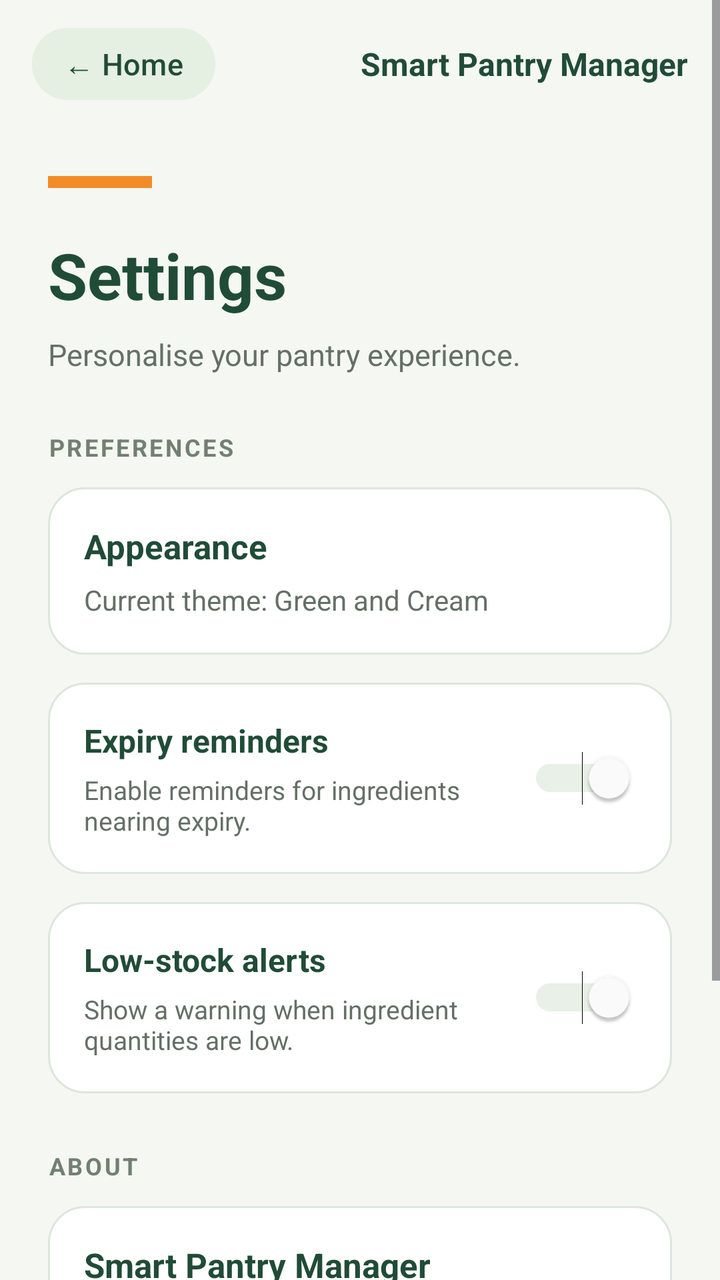
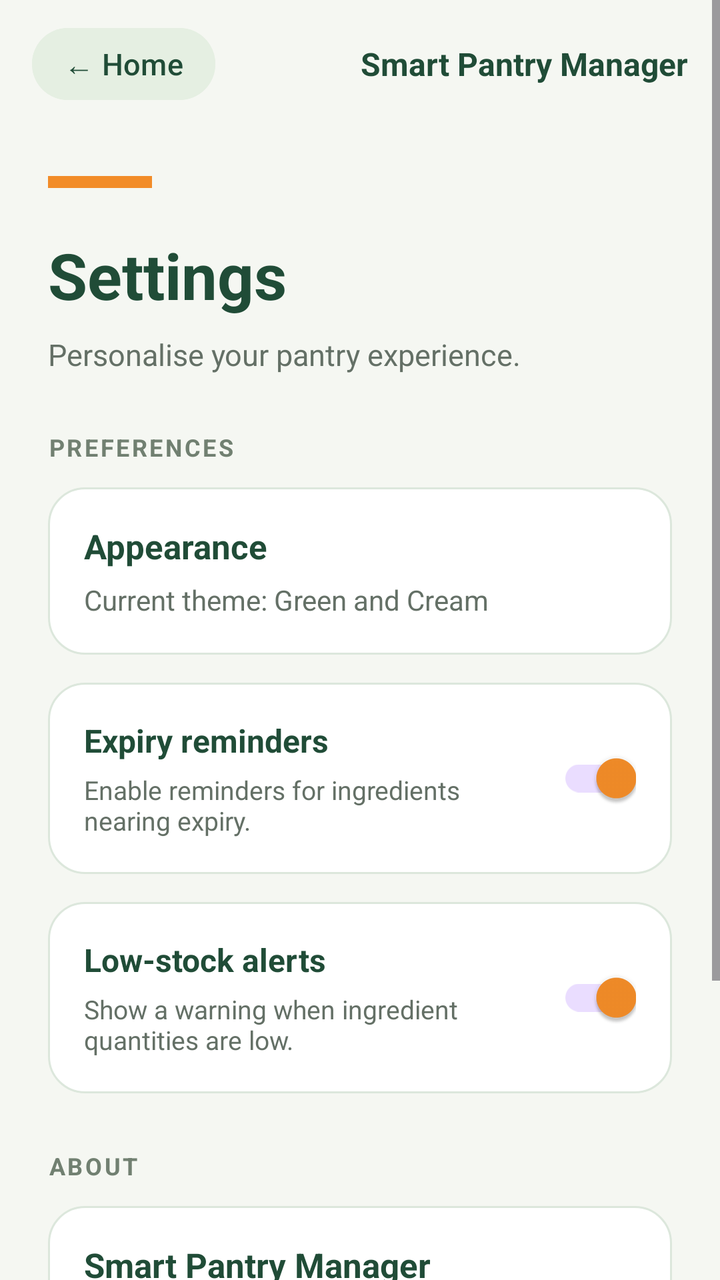

An Android layout rendered at two revisions. The XML below is the earlier revision; the diff shows what the commit changed to produce the second picture.
<!-- AndroidManifest.xml: application theme Theme.SmartPantryManager -->
<!-- res/layout/activity_settings.xml -->
<?xml version="1.0" encoding="utf-8"?>
<ScrollView xmlns:android="http://schemas.android.com/apk/res/android"
    android:layout_width="match_parent"
    android:layout_height="match_parent"
    android:background="#F5F7F2"
    android:fillViewport="true">

    <LinearLayout
        android:layout_width="match_parent"
        android:layout_height="wrap_content"
        android:orientation="vertical">

        
        <include layout="@layout/header_back_home" />

        <LinearLayout
            android:layout_width="match_parent"
            android:layout_height="wrap_content"
            android:orientation="vertical"
            android:padding="24dp">

            <View
                android:layout_width="52dp"
                android:layout_height="6dp"
                android:layout_marginBottom="22dp"
                android:background="#F28C28" />

            <TextView
                android:layout_width="match_parent"
                android:layout_height="wrap_content"
                android:text="Settings"
                android:textColor="#204C37"
                android:textSize="32sp"
                android:textStyle="bold" />

            <TextView
                android:layout_width="match_parent"
                android:layout_height="wrap_content"
                android:layout_marginTop="8dp"
                android:layout_marginBottom="28dp"
                android:text="Personalise your pantry experience."
                android:textColor="#647066"
                android:textSize="15sp" />

            
            <TextView
                android:layout_width="match_parent"
                android:layout_height="wrap_content"
                android:layout_marginBottom="12dp"
                android:text="PREFERENCES"
                android:textColor="#718071"
                android:textSize="12sp"
                android:textStyle="bold"
                android:letterSpacing="0.1" />

            
            <LinearLayout
                android:layout_width="match_parent"
                android:layout_height="wrap_content"
                android:orientation="vertical"
                android:padding="18dp"
                android:background="@drawable/dashboard_card_background">

                <TextView
                    android:layout_width="match_parent"
                    android:layout_height="wrap_content"
                    android:text="Appearance"
                    android:textColor="#204C37"
                    android:textSize="17sp"
                    android:textStyle="bold" />

                <TextView
                    android:layout_width="match_parent"
                    android:layout_height="wrap_content"
                    android:layout_marginTop="6dp"
                    android:text="Current theme: Green and Cream"
                    android:textColor="#647066"
                    android:textSize="14sp" />

            </LinearLayout>

            
            <LinearLayout
                android:layout_width="match_parent"
                android:layout_height="wrap_content"
                android:layout_marginTop="14dp"
                android:orientation="horizontal"
                android:gravity="center_vertical"
                android:padding="18dp"
                android:background="@drawable/dashboard_card_background">

                <LinearLayout
                    android:layout_width="0dp"
                    android:layout_height="wrap_content"
                    android:layout_weight="1"
                    android:orientation="vertical">

                    <TextView
                        android:layout_width="match_parent"
                        android:layout_height="wrap_content"
                        android:text="Expiry reminders"
                        android:textColor="#204C37"
                        android:textSize="16sp"
                        android:textStyle="bold" />

                    <TextView
                        android:layout_width="match_parent"
                        android:layout_height="wrap_content"
                        android:layout_marginTop="5dp"
                        android:text="Enable reminders for ingredients nearing expiry."
                        android:textColor="#647066"
                        android:textSize="13sp" />

                </LinearLayout>

                <Switch
                    android:id="@+id/switchExpiryReminders"
                    android:layout_width="wrap_content"
                    android:layout_height="wrap_content"
                    android:checked="true"
                    android:contentDescription="Enable expiry reminders"
                    android:showText="false"
                    android:thumbTint="#FFFFFF"
                    android:trackTint="#A5C5A4" />

            </LinearLayout>

            
            <LinearLayout
                android:layout_width="match_parent"
                android:layout_height="wrap_content"
                android:layout_marginTop="14dp"
                android:orientation="horizontal"
                android:gravity="center_vertical"
                android:padding="18dp"
                android:background="@drawable/dashboard_card_background">

                <LinearLayout
                    android:layout_width="0dp"
                    android:layout_height="wrap_content"
                    android:layout_weight="1"
                    android:orientation="vertical">

                    <TextView
                        android:layout_width="match_parent"
                        android:layout_height="wrap_content"
                        android:text="Low-stock alerts"
                        android:textColor="#204C37"
                        android:textSize="16sp"
                        android:textStyle="bold" />

                    <TextView
                        android:layout_width="match_parent"
                        android:layout_height="wrap_content"
                        android:layout_marginTop="5dp"
                        android:text="Show a warning when ingredient quantities are low."
                        android:textColor="#647066"
                        android:textSize="13sp" />

                </LinearLayout>

                <Switch
                    android:id="@+id/switchLowStockAlerts"
                    android:layout_width="wrap_content"
                    android:layout_height="wrap_content"
                    android:checked="true"
                    android:contentDescription="Enable low-stock alerts"
                    android:showText="false"
                    android:thumbTint="#FFFFFF"
                    android:trackTint="#A5C5A4" />

            </LinearLayout>

            
            <TextView
                android:layout_width="match_parent"
                android:layout_height="wrap_content"
                android:layout_marginTop="28dp"
                android:layout_marginBottom="12dp"
                android:text="ABOUT"
                android:textColor="#718071"
                android:textSize="12sp"
                android:textStyle="bold"
                android:letterSpacing="0.1" />

            <LinearLayout
                android:layout_width="match_parent"
                android:layout_height="wrap_content"
                android:orientation="vertical"
                android:padding="18dp"
                android:background="@drawable/dashboard_card_background">

                <TextView
                    android:layout_width="match_parent"
                    android:layout_height="wrap_content"
                    android:text="Smart Pantry Manager"
                    android:textColor="#204C37"
                    android:textSize="17sp"
                    android:textStyle="bold" />

                <TextView
                    android:layout_width="match_parent"
                    android:layout_height="wrap_content"
                    android:layout_marginTop="6dp"
                    android:text="Manage ingredients, discover recipes, and reduce food waste."
                    android:textColor="#647066"
                    android:textSize="14sp" />

                <TextView
                    android:layout_width="match_parent"
                    android:layout_height="wrap_content"
                    android:layout_marginTop="12dp"
                    android:text="Version 1.0"
                    android:textColor="#829087"
                    android:textSize="12sp" />

            </LinearLayout>

            
            <Button
                android:id="@+id/btnResetSettings"
                android:layout_width="match_parent"
                android:layout_height="56dp"
                android:layout_marginTop="24dp"
                android:backgroundTint="#E5EFE2"
                android:text="Reset Settings"
                android:textColor="#204C37"
                android:textSize="15sp"
                android:textStyle="bold" />

        </LinearLayout>

    </LinearLayout>

</ScrollView>
<!-- res/layout/header_back_home.xml (included above) -->
<?xml version="1.0" encoding="utf-8"?>
<LinearLayout xmlns:android="http://schemas.android.com/apk/res/android"
    android:layout_width="match_parent"
    android:layout_height="64dp"
    android:orientation="horizontal"
    android:gravity="center_vertical"
    android:paddingStart="16dp"
    android:paddingEnd="16dp"
    android:background="#F5F7F2">

    <Button
        android:id="@+id/btnBackHome"
        android:layout_width="wrap_content"
        android:layout_height="44dp"
        android:minWidth="0dp"
        android:text="← Home"
        android:textAllCaps="false"
        android:textColor="#204C37"
        android:textSize="15sp"
        android:backgroundTint="#E5EFE2"
        android:paddingStart="16dp"
        android:paddingEnd="16dp" />

    <TextView
        android:id="@+id/txtHeaderTitle"
        android:layout_width="0dp"
        android:layout_height="wrap_content"
        android:layout_weight="1"
        android:gravity="end|center_vertical"
        android:text="Smart Pantry Manager"
        android:textColor="#204C37"
        android:textSize="16sp"
        android:textStyle="bold"
        android:paddingStart="12dp" />

</LinearLayout>
<!-- resources referenced by this layout -->
<resources>
  <!-- drawable dashboard_card_background (drawable) -->
  <?xml version="1.0" encoding="utf-8"?>
  <shape xmlns:android="http://schemas.android.com/apk/res/android"
      android:shape="rectangle">
  
      <solid android:color="#FFFFFF" />
  
      <corners android:radius="18dp" />
  
      <stroke
          android:width="1dp"
          android:color="#DCE7DC" />
  
  </shape>
  <style name="Theme.SmartPantryManager" parent="Base.Theme.SmartPantryManager" />
  <style name="Base.Theme.SmartPantryManager" parent="Theme.Material3.DayNight.NoActionBar">
  
          <item name="colorPrimary">#F28C28</item>
          <item name="colorOnPrimary">#FFFFFF</item>
  
          <item name="colorSecondary">#204C37</item>
          <item name="colorOnSecondary">#FFFFFF</item>
  
          <item name="colorSurface">#F5F7F2</item>
          <item name="colorOnSurface">#204C37</item>
  
          <item name="android:colorAccent">#F28C28</item>
          <item name="android:windowLightStatusBar">true</item>
          <item name="android:statusBarColor">#F5F7F2</item>
          <item name="android:navigationBarColor">#F5F7F2</item>
  
      </style>
</resources>

<!-- the commit's change to res/layout/activity_settings.xml (unified diff, before → after) -->
@@ -10,7 +10,6 @@
         android:layout_height="wrap_content"
         android:orientation="vertical">
 
-        
         <include layout="@layout/header_back_home" />
 
         <LinearLayout
@@ -42,24 +41,23 @@
                 android:textColor="#647066"
                 android:textSize="15sp" />
 
-            
             <TextView
                 android:layout_width="match_parent"
                 android:layout_height="wrap_content"
                 android:layout_marginBottom="12dp"
+                android:letterSpacing="0.1"
                 android:text="PREFERENCES"
                 android:textColor="#718071"
                 android:textSize="12sp"
-                android:textStyle="bold"
-                android:letterSpacing="0.1" />
-
-            
-            <LinearLayout
-                android:layout_width="match_parent"
-                android:layout_height="wrap_content"
+                android:textStyle="bold" />
+
+            
+            <LinearLayout
+                android:layout_width="match_parent"
+                android:layout_height="wrap_content"
+                android:background="@drawable/dashboard_card_background"
                 android:orientation="vertical"
-                android:padding="18dp"
-                android:background="@drawable/dashboard_card_background">
+                android:padding="18dp">
 
                 <TextView
                     android:layout_width="match_parent"
@@ -84,10 +82,10 @@
                 android:layout_width="match_parent"
                 android:layout_height="wrap_content"
                 android:layout_marginTop="14dp"
+                android:background="@drawable/dashboard_card_background"
+                android:gravity="center_vertical"
                 android:orientation="horizontal"
-                android:gravity="center_vertical"
-                android:padding="18dp"
-                android:background="@drawable/dashboard_card_background">
+                android:padding="18dp">
 
                 <LinearLayout
                     android:layout_width="0dp"
@@ -113,7 +111,7 @@
 
                 </LinearLayout>
 
-                <Switch
+                <androidx.appcompat.widget.SwitchCompat
                     android:id="@+id/switchExpiryReminders"
                     android:layout_width="wrap_content"
                     android:layout_height="wrap_content"
@@ -130,10 +128,10 @@
                 android:layout_width="match_parent"
                 android:layout_height="wrap_content"
                 android:layout_marginTop="14dp"
+                android:background="@drawable/dashboard_card_background"
+                android:gravity="center_vertical"
                 android:orientation="horizontal"
-                android:gravity="center_vertical"
-                android:padding="18dp"
-                android:background="@drawable/dashboard_card_background">
+                android:padding="18dp">
 
                 <LinearLayout
                     android:layout_width="0dp"
@@ -159,7 +157,7 @@
 
                 </LinearLayout>
 
-                <Switch
+                <androidx.appcompat.widget.SwitchCompat
                     android:id="@+id/switchLowStockAlerts"
                     android:layout_width="wrap_content"
                     android:layout_height="wrap_content"
@@ -177,18 +175,18 @@
                 android:layout_height="wrap_content"
                 android:layout_marginTop="28dp"
                 android:layout_marginBottom="12dp"
+                android:letterSpacing="0.1"
                 android:text="ABOUT"
                 android:textColor="#718071"
                 android:textSize="12sp"
-                android:textStyle="bold"
-                android:letterSpacing="0.1" />
-
-            <LinearLayout
-                android:layout_width="match_parent"
-                android:layout_height="wrap_content"
+                android:textStyle="bold" />
+
+            <LinearLayout
+                android:layout_width="match_parent"
+                android:layout_height="wrap_content"
+                android:background="@drawable/dashboard_card_background"
                 android:orientation="vertical"
-                android:padding="18dp"
-                android:background="@drawable/dashboard_card_background">
+                android:padding="18dp">
 
                 <TextView
                     android:layout_width="match_parent"
